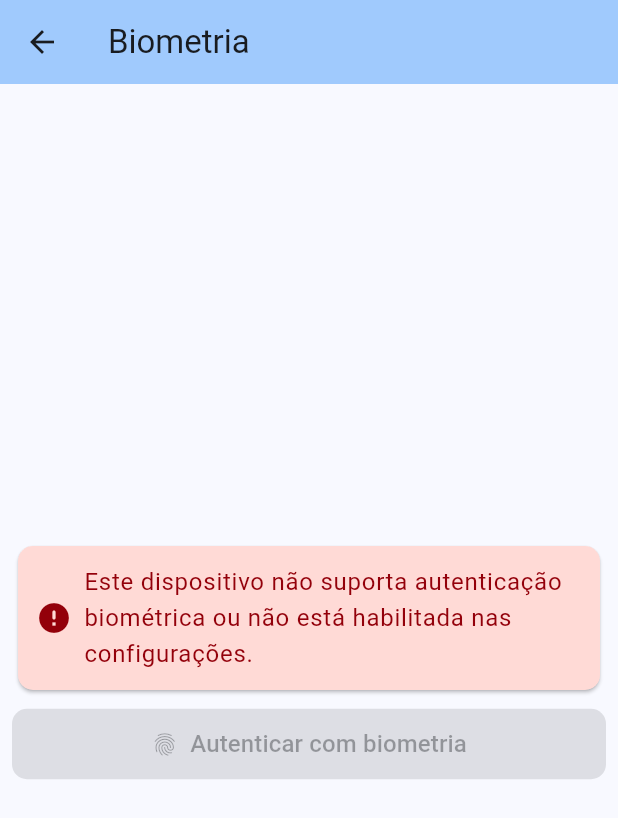
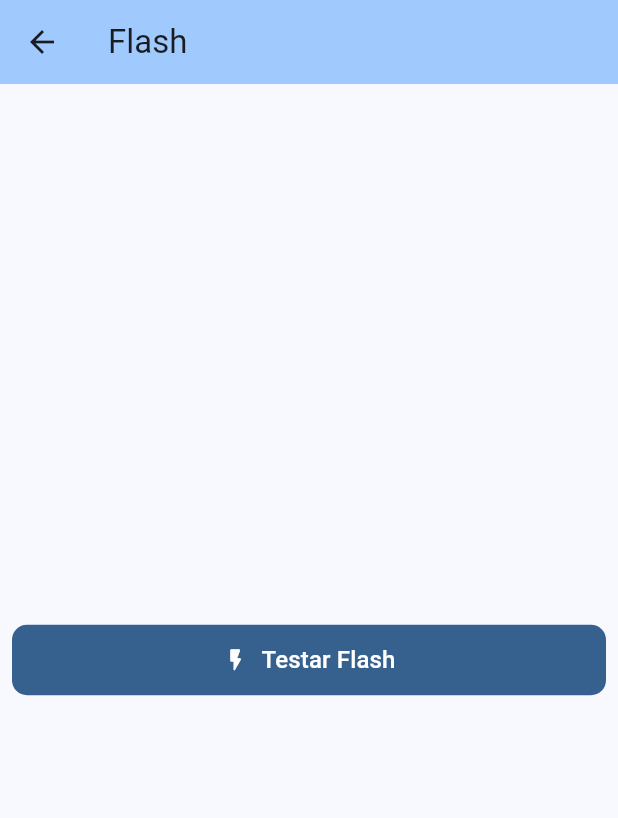
Before and after one commit to Sabinis3/TCC_Comparacao_Kotlin_Flutter, a Flutter app: the screen it shows after launch, after a tap on "Flash", on a phone screen of 412 x 824 dp. Shown: the top 818 px of the screen. Run offline on Flutter 3.47's test engine with Material 3 defaults, Android fonts, the phone set to English and light mode, and no system bars; our stand-ins replace camera, flutter_riverpod, local_auth, vibration; missing offline and left inert: app_settings.

Commit message:
Adição da página Flash e implementação do controle de flash da câmera; refatoração da página Home para navegar para a nova página

```diff
--- a/lib/main.dart
+++ b/lib/main.dart
@@ -21,6 +21,11 @@ class MyApp extends StatelessWidget {
       theme: ThemeData(
         useMaterial3: true,
         colorScheme: ColorScheme.fromSeed(seedColor: Colors.blue),
+        appBarTheme: AppBarTheme(
+          backgroundColor: ColorScheme.fromSeed(
+            seedColor: Colors.blue,
+          ).inversePrimary,
+        ),
       ),
       home: HomePage(),
     );
--- a/lib/pages/biometric_page.dart
+++ b/lib/pages/biometric_page.dart
@@ -1,4 +1,5 @@
 import 'package:app_flutter_tcc/utils/biometric_util.dart';
+import 'package:app_flutter_tcc/widgets/info_card.dart';
 import 'package:flutter/material.dart';
 import 'package:flutter_riverpod/flutter_riverpod.dart';
 import '../providers/biometric_notifier_provider.dart';
@@ -155,74 +156,3 @@ class _BiometricPageState extends ConsumerState<BiometricPage>
     );
   }
 }
-
-class InfoCard extends StatelessWidget {
-  final IconData icon;
-  final String colorScheme;
-  final String text;
-
-  const InfoCard({
-    super.key,
-    required this.icon,
-    required this.colorScheme,
-    required this.text,
-  });
-
-  @override
-  Widget build(BuildContext context) {
-    final theme = Theme.of(context);
-
-    Color cardColor;
-    Color iconColor;
-    Color textColor;
-
-    if (colorScheme == 'error') {
-      cardColor = theme.colorScheme.errorContainer;
-      iconColor = theme.colorScheme.onErrorContainer;
-      textColor = theme.colorScheme.onErrorContainer;
-    } else if (colorScheme == 'warning') {
-      cardColor = Color(0xFFFFF8E1);
-      iconColor = Color(0xFFFFA000);
-      textColor = Color(0xFFFFA000);
-    } else if (colorScheme == 'info') {
-      cardColor = Color(0xFFE3F2FD);
-      iconColor = Color(0xFF1976D2);
-      textColor = Color(0xFF1976D2);
-    } else if (colorScheme == 'success') {
-      cardColor = Color(0xFFE8F5E9);
-      iconColor = Color(0xFF388E3C);
-      textColor = Color(0xFF388E3C);
-    } else {
-      cardColor = theme.colorScheme.surfaceContainerHigh;
-      iconColor = theme.colorScheme.onSurfaceVariant;
-      textColor = theme.colorScheme.onSurfaceVariant;
-    }
-
-    return SizedBox(
-      width: double.infinity,
-      child: Card(
-        shape: RoundedRectangleBorder(
-          borderRadius: BorderRadius.circular(10.0),
-        ),
-        color: cardColor,
-        child: Padding(
-          padding: const EdgeInsets.all(12.0),
-          child: Row(
-            children: [
-              Icon(icon, color: iconColor),
-              const SizedBox(width: 8),
-              Flexible(
-                child: Text(
-                  text,
-                  style: theme.textTheme.bodyLarge?.copyWith(color: textColor),
-                  softWrap: true,
-                  overflow: TextOverflow.visible,
-                ),
-              ),
-            ],
-          ),
-        ),
-      ),
-    );
-  }
-}
--- /dev/null
+++ b/lib/pages/flash_page.dart
@@ -0,0 +1,76 @@
+import 'package:camera/camera.dart';
+import 'package:flutter/material.dart';
+
+class FlashPage extends StatefulWidget {
+  const FlashPage({super.key});
+
+  @override
+  State<FlashPage> createState() => _FlashPageState();
+}
+
+class _FlashPageState extends State<FlashPage> {
+  late List<CameraDescription> cameras;
+  late CameraController _controller;
+
+  @override
+  void initState() {
+    initializeCamera();
+    super.initState();
+  }
+
+  Future<void> initializeCamera() async {
+    cameras = await availableCameras();
+    _controller = CameraController(cameras[0], ResolutionPreset.low);
+    await _controller.initialize();
+  }
+
+  Future<void> toggleFlashlight() async {
+    if (_controller.value.isInitialized) {
+      if (_controller.value.flashMode == FlashMode.off) {
+        await _controller.setFlashMode(FlashMode.torch);
+      } else {
+        await _controller.setFlashMode(FlashMode.off);
+      }
+    }
+  }
+
+  @override
+  void dispose() {
+    _controller.dispose();
+    super.dispose();
+  }
+
+  @override
+  Widget build(BuildContext context) {
+    return Scaffold(
+      appBar: AppBar(title: const Text("Flash")),
+      body: Padding(
+        padding: const EdgeInsets.all(8.0),
+        child: Center(
+          child: Column(
+            mainAxisSize: MainAxisSize.min,
+            children: [
+              SizedBox(
+                width: double.infinity,
+                child: FilledButton.icon(
+                  onPressed: toggleFlashlight,
+                  style: FilledButton.styleFrom(
+                    padding: const EdgeInsets.all(12.0),
+                    shape: RoundedRectangleBorder(
+                      borderRadius: BorderRadius.circular(10.0),
+                    ),
+                  ),
+                  icon: const Icon(Icons.flash_on_rounded),
+                  label: const Text(
+                    "Testar Flash",
+                    style: TextStyle(fontSize: 16.0),
+                  ),
+                ),
+              ),
+            ],
+          ),
+        ),
+      ),
+    );
+  }
+}
--- a/lib/pages/home_page.dart
+++ b/lib/pages/home_page.dart
@@ -1,5 +1,6 @@
 import 'package:app_flutter_tcc/pages/biometric_page.dart';
 import 'package:app_flutter_tcc/pages/camera_page.dart';
+import 'package:app_flutter_tcc/pages/flash_page.dart';
 import 'package:app_flutter_tcc/pages/vibration_page.dart';
 import 'package:flutter/material.dart';
 
@@ -77,7 +78,7 @@ class HomePage extends StatelessWidget {
               onPressed: () {
                 Navigator.push(
                   context,
-                  MaterialPageRoute(builder: (context) => BiometricPage()),
+                  MaterialPageRoute(builder: (context) => FlashPage()),
                 );
               },
               style: FilledButton.styleFrom(
```
Also changed, not shown: lib/pages/vibration_page.dart (+1 -71 lines), lib/widgets/info_card.dart (added, +72 -0 lines).
